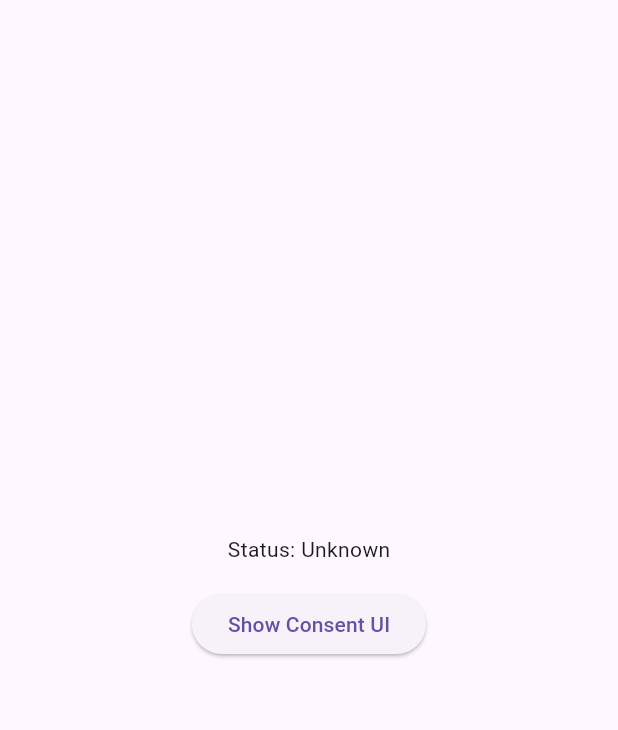
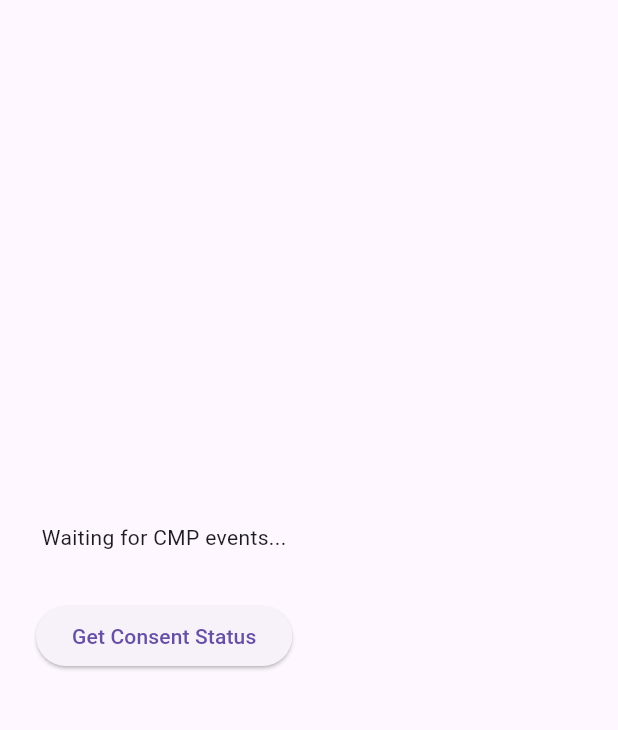
Before and after one commit to mz185/inmobi_cmp, a Flutter app: the screen it shows after launch, on a phone screen of 412 x 824 dp, the part 63-793 px from its top. Run offline on Flutter 3.47's test engine with Material 3 defaults, Android fonts, the phone set to English and light mode, and no system bars; our stand-ins replace plugin_platform_interface.

Commit message:
Update main.dart

```diff
--- a/example/lib/main.dart
+++ b/example/lib/main.dart
@@ -4,10 +4,12 @@ import 'package:inmobi_cmp/inmobi_cmp.dart';
 
 void main() async {
   WidgetsFlutterBinding.ensureInitialized();
+
   await InmobiCmp.init(
-    packageId: 'YOUR_PACKAGE_ID',
-    pCode: 'YOUR_P_CODE',
+    packageId: 'com.example.packageID',
+    pCode: 'pcODE',
   );
+
   runApp(const MyApp());
 }
 
@@ -19,42 +21,57 @@ class MyApp extends StatefulWidget {
 }
 
 class _MyAppState extends State<MyApp> {
-  String _status = 'Unknown';
+  String _log = 'Waiting for CMP events...';
   final MethodChannel _channel = const MethodChannel('com.icon.inmobi_cmp');
 
   @override
   void initState() {
     super.initState();
-    _channel.setMethodCallHandler(_handleNative);
+    _channel.setMethodCallHandler(_handleNativeCall);
+    // DO NOT call showConsent() — it happens automatically
   }
 
-  Future<void> _handleNative(MethodCall call) async {
+  Future<void> _handleNativeCall(MethodCall call) async {
     switch (call.method) {
       case 'onCmpEvent':
-        final String message = call.arguments ?? 'No message';
-        setState(() => _status = message);
-        debugPrint('[InMobi CMP] $message');
+        final message = call.arguments?.toString() ?? 'No message';
+        setState(() => _log = '[CMP] $message');
+        debugPrint(_log);
         break;
       default:
-        debugPrint('[InMobi CMP] Unknown method call: ${call.method}');
-        break;
+        debugPrint('[CMP] Unknown method: ${call.method}');
+    }
+  }
+
+  Future<void> _getConsentStatus() async {
+    try {
+      final status = await InmobiCmp.getConsentStatus();
+      setState(() {
+        _log = 'Consent status: $status';
+      });
+    } on PlatformException catch (e) {
+      setState(() {
+        _log = 'Error: ${e.message}';
+      });
     }
   }
 
   @override
   Widget build(BuildContext context) {
     return MaterialApp(
+      title: 'InMobi CMP Plugin Example',
       home: Scaffold(
         appBar: AppBar(title: const Text('InMobi CMP Example')),
-        body: Center(
+        body: Padding(
+          padding: const EdgeInsets.all(24),
           child: Column(
             mainAxisAlignment: MainAxisAlignment.center,
             children: [
-              Text('Status: $_status'),
-              const SizedBox(height: 16),
+              Text(_log, textAlign: TextAlign.center),
+              const SizedBox(height: 32),
               ElevatedButton(
-                onPressed: () => InmobiCmp.showConsent(),
-                child: const Text('Show Consent UI'),
+                onPressed: _getConsentStatus,
+                child: const Text('Get Consent Status'),
               ),
             ],
           ),
```
Also changed, not shown: 3 other files.
